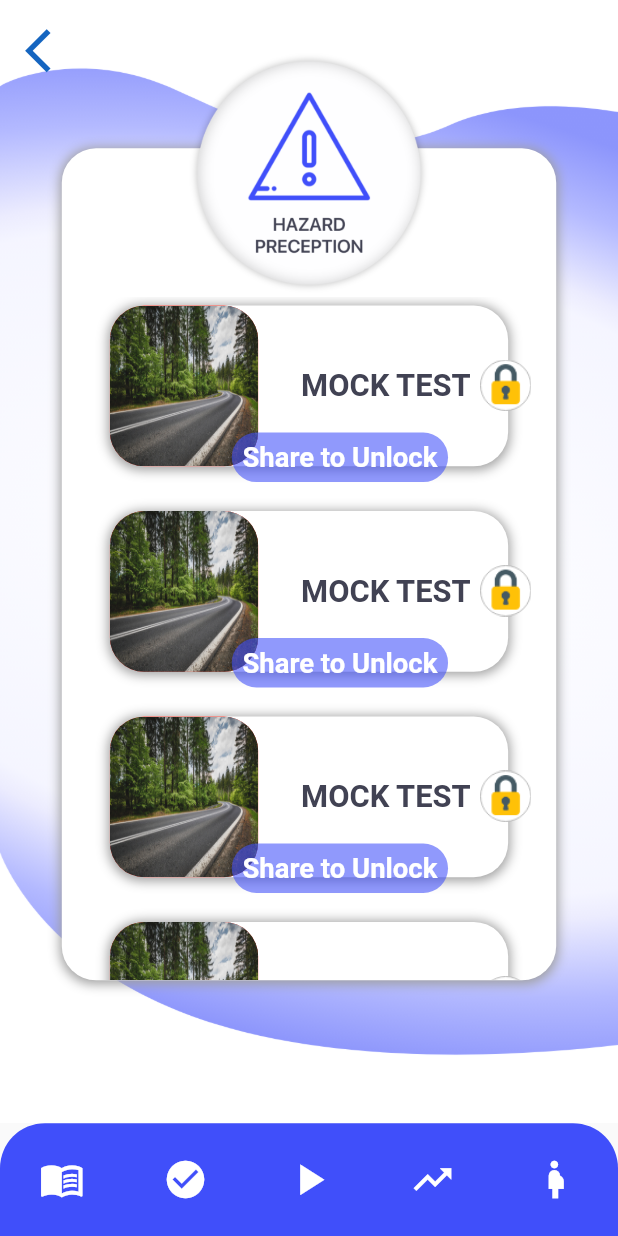
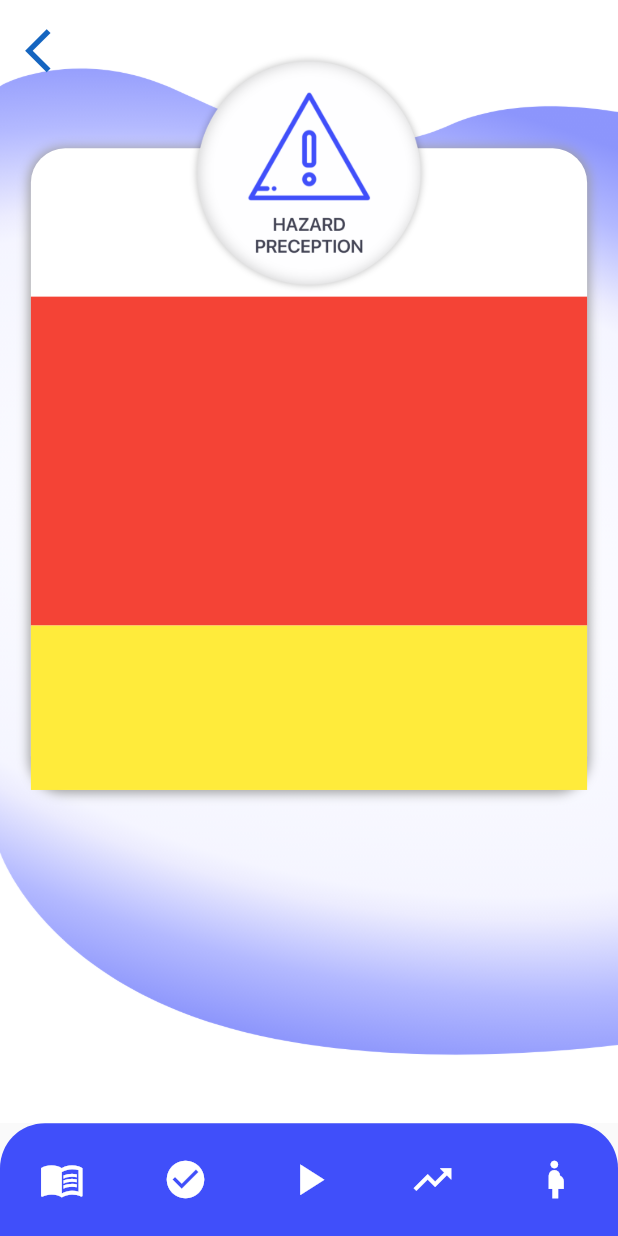
Before and after one commit to saadkhawar289/Driving-Thoery, a Flutter app: the screen it shows after launch, on a phone screen of 412 x 824 dp. Run offline on Flutter 3.47's test engine with Material 2 defaults, Android fonts, the phone set to English and light mode, and no system bars; our stand-ins replace device_preview, flutter_screenutil.

Commit message:
80% done

```diff
--- /dev/null
+++ b/driving_theory/lib/Screens/mock_test.dart
@@ -0,0 +1,139 @@
+import 'package:driving_theory/CustomWidgets/bottomNavBar.dart';
+import 'package:driving_theory/CustomWidgets/hazard_box.dart';
+import 'package:flutter/cupertino.dart';
+import 'package:flutter/material.dart';
+import 'package:flutter_screenutil/flutter_screenutil.dart';
+
+class MockTest extends StatefulWidget {
+  const MockTest({Key? key}) : super(key: key);
+
+  @override
+  _MockTestState createState() => _MockTestState();
+}
+
+class _MockTestState extends State<MockTest> {
+  DecorationImage _buildServiceBoxImage(String image) {
+    return DecorationImage(fit: BoxFit.fill, image: AssetImage(image));
+  }
+
+  @override
+  Widget build(BuildContext context) {
+    return Container(
+      color: Colors.blue[200],
+      child: SafeArea(
+        child: Scaffold(
+          bottomNavigationBar: BottomNavBar(),
+          body: Container(
+            decoration: BoxDecoration(
+                image: _buildServiceBoxImage('assets/Wallpaper.png')),
+            child: Stack(children: [
+              Column(
+                //  mainAxisAlignment: MainAxisAlignment.center,
+                children: <Widget>[
+                  Center(
+                    child: Container(
+                      margin: EdgeInsets.only(top: 0.02.sh),
+
+                      width: 0.35.sw,
+                      height: 0.08.sh,
+                      //child: Image.asset('assets/Drivinglogo.png'),
+                    ),
+                  ),//////////////////////Top Center Container for logo or heading as tittle
+                  Expanded(
+                    flex: 2,
+                    child: Container(
+                        decoration: BoxDecoration(
+                            boxShadow: [
+                              BoxShadow(
+                                spreadRadius: 1,
+                                offset: Offset(0.0, 1.0), //(x,y)
+                                blurRadius: 6.0,
+                                color: Colors.grey,
+                              )
+                            ],
+                            color: Colors.white,
+                            borderRadius: BorderRadius.circular(20.r)),
+                        margin: EdgeInsets.only(top: 0.02.sh),
+                        width: 0.90.sw,
+                        //height: 0.55.sh,
+                        child: Padding(
+                          padding:  EdgeInsets.only(top: 0.12.sh),
+                          child:Column(
+                            children: [
+                              Expanded(
+                                flex: 4,
+                                  child: Container(
+                                color: Colors.red,
+                                    child: Row(
+                                      children: [
+
+                                      ],
+                                    ),
+                              )),
+                              Expanded(
+                                flex: 2,
+                                  child: Container(
+                                    color: Colors.yellow,
+                                  ))
+                            ],
+                          ),
+
+                        )),
+                  ),///////////////////Main white Container of screen
+                  Expanded(
+                    flex: 1,
+                    child: Container(
+                      margin: EdgeInsets.only(top: 45.h),
+                      child: Container(),
+                    ),
+                  ),///////////////////For hollow container to achieve the required space
+                ],
+              ),
+              Positioned(
+                // top: 0.12.sh,
+                // left: 0.14.sw,
+                child: Padding(
+                  padding: EdgeInsets.symmetric(vertical: 0.04.sh),
+                  child: Align(
+                    alignment: AlignmentDirectional.topCenter,
+                    child: Container(
+                        decoration: BoxDecoration(
+                            color: Colors.transparent,
+                            boxShadow: [
+                              BoxShadow(
+                                //spreadRadius: 1,
+                                offset: Offset(0.0, 0.0), //(x,y)
+                                blurRadius: 6.0,
+                                color: Colors.transparent,
+                              )
+                            ],
+                            // color: Colors.white,
+                            borderRadius: BorderRadius.circular(90.r)),
+                        child: Image.asset(
+                          'assets/hazardCircle.png',
+                          fit: BoxFit.cover,
+                          height: 0.20.sh,
+                        )),
+                  ),
+                ),
+              ),
+              Positioned(
+                  child: Padding(
+                    padding: EdgeInsets.only(top: 0.02.sh, left: 0.02.sw),
+                    child: InkWell(
+                      onTap: () {},
+                      child: Icon(
+                        Icons.arrow_back_ios_outlined,
+                        color: Colors.blue[800],
+                        size: 35,
+                      ),
+                    ),
+                  ))
+            ]),
+          ),
+          // This trailing comma makes auto-formatting nicer for build methods.
+        ),
+      ),
+    );
+  }
+}
--- a/driving_theory/lib/main.dart
+++ b/driving_theory/lib/main.dart
@@ -4,6 +4,7 @@ import 'package:flutter_screenutil/flutter_screenutil.dart';
 
 import 'Screens/hazard_preception.dart';
 import 'Screens/home.dart';
+import 'Screens/mock_test.dart';
 import 'Screens/theory_test.dart';
 
 void main() {
@@ -23,7 +24,7 @@ class MyApp extends StatelessWidget {
               theme: ThemeData(primaryColor: const Color(0xFF404FFA)),
               // home: Splash(),
               routes: {
-                '/': (BuildContext context) => HazardPreception(),
+                '/': (BuildContext context) => MockTest(),
 
               },
             )));
```
